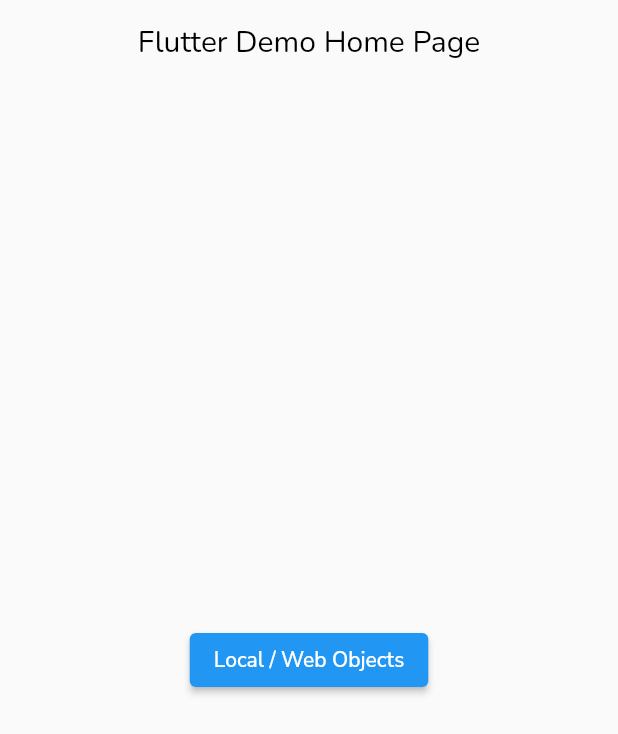
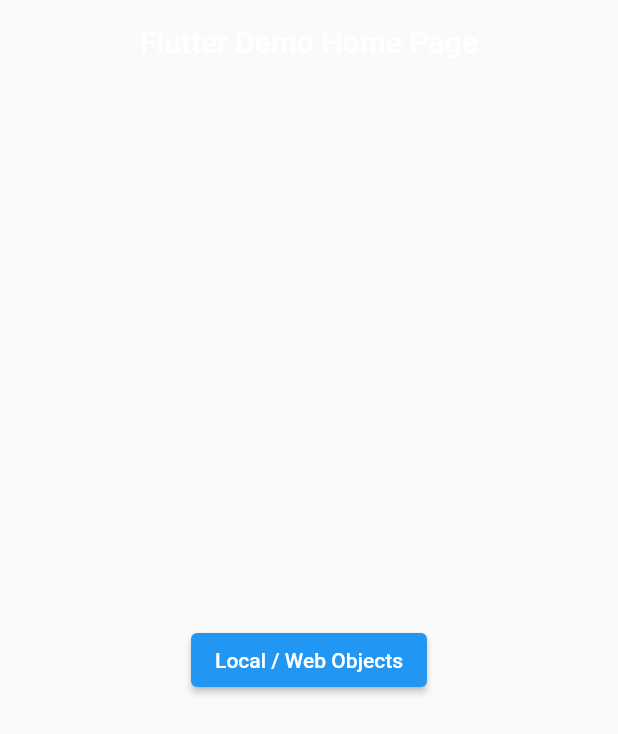
Before and after one commit to andreasawires/ar_flutter_test, a Flutter app: the screen it shows after launch, on a phone screen of 412 x 824 dp. Shown: the top 734 px of the screen. Run offline on Flutter 3.47's test engine with Material 2 defaults, Android fonts, the phone set to English and light mode, and no system bars; missing offline and left inert: ar_flutter_plugin.

Commit message:
few changes

```diff
--- a/lib/main.dart
+++ b/lib/main.dart
@@ -1,6 +1,5 @@
 import 'package:arcore_example/views/homeView.dart';
 import 'package:flutter/material.dart';
-import 'package:google_fonts/google_fonts.dart';
 
 void main() {
   WidgetsFlutterBinding.ensureInitialized();
@@ -16,18 +15,11 @@ class MyApp extends StatelessWidget {
       title: 'Flutter Demo',
       debugShowCheckedModeBanner: false,
       theme: ThemeData(
-        textTheme: GoogleFonts.nunitoSansTextTheme(
-          Theme.of(context).textTheme,
-        ),
-        appBarTheme: AppBarTheme(
+        appBarTheme: const AppBarTheme(
           backgroundColor: Colors.transparent,
           elevation: 0,
           centerTitle: true,
-          iconTheme: const IconThemeData(color: Colors.black),
-          titleTextStyle: GoogleFonts.nunito(
-            color: Colors.black,
-            fontSize: 20,
-          ),
+          iconTheme: IconThemeData(color: Colors.black),
         ),
       ),
       home: const MyHomePage(title: 'Flutter Demo Home Page'),
--- a/pubspec.yaml
+++ b/pubspec.yaml
@@ -11,8 +11,8 @@ environment:
 dependencies:
   flutter:
     sdk: flutter
-  google_fonts:
   ar_flutter_plugin: ^0.7.3
+  arkit_plugin: ^1.0.5
 
 dev_dependencies:
   flutter_test:
```
Also changed, not shown: pubspec.lock, 4 other files.
